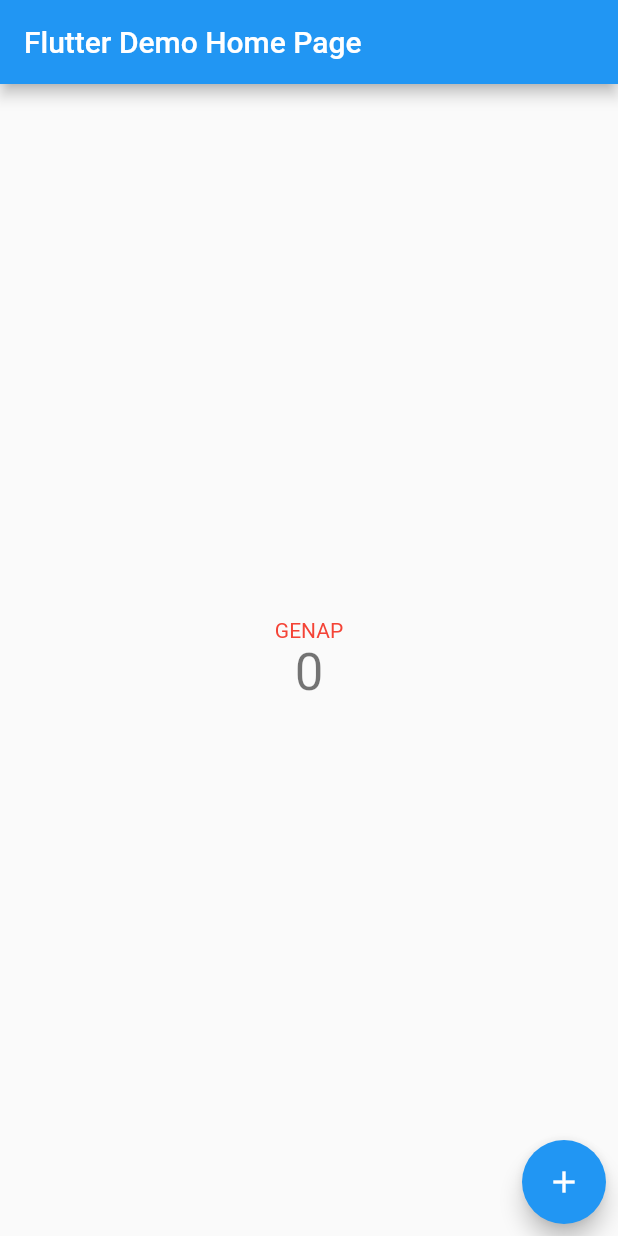
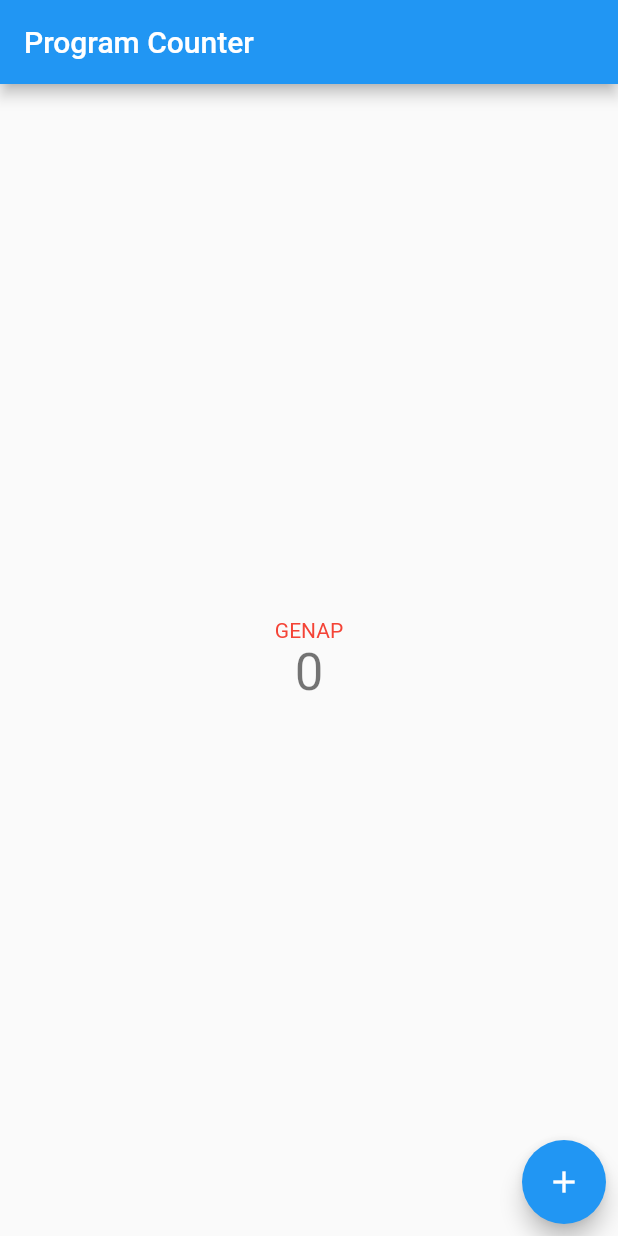
Before and after one commit to kevinmarcellius/pbp-flutter-lab, a Flutter app: the screen it shows after launch, on a phone screen of 412 x 824 dp. Run offline on Flutter 3.47's test engine with Material 2 defaults, Android fonts, the phone set to English and light mode, and no system bars.

Commit message:
update main.dart and finishing README.md

```diff
--- a/lib/main.dart
+++ b/lib/main.dart
@@ -24,7 +24,7 @@ class MyApp extends StatelessWidget {
         // is not restarted.
         primarySwatch: Colors.blue,
       ),
-      home: const MyHomePage(title: 'Flutter Demo Home Page'),
+      home: const MyHomePage(title: 'Program Counter'),
     );
   }
 }
@@ -103,14 +103,19 @@ class _MyHomePageState extends State<MyHomePage> {
           // horizontal).
           mainAxisAlignment: MainAxisAlignment.center,
           children: <Widget>[
-            Text(
-              // if counter % 2 == 0, display "GANJIL" with text color red.
-              // else, display "GENAP" with text color blue.
-              _counter % 2 == 0 ? "GENAP" : "GANJIL",
-              style: TextStyle(
-                color: _counter % 2 == 0 ? Colors.red : Colors.blue,
-              ),
-            ),
+            _counter % 2 == 0
+                ? const Text(
+                    // if counter % 2 == 0, display "GANJIL" with text color red.
+                    // else, display "GENAP" with text color blue.
+                    "GENAP",
+                    style: TextStyle(
+                      color: Colors.red,
+                    ),
+                  )
+                : const Text(
+                    "GANJIL",
+                    style: TextStyle(color: Colors.blue),
+                  ),
             Text(
               '$_counter',
               style: Theme.of(context).textTheme.headline4,
```
Also changed, not shown: 1 other file.
